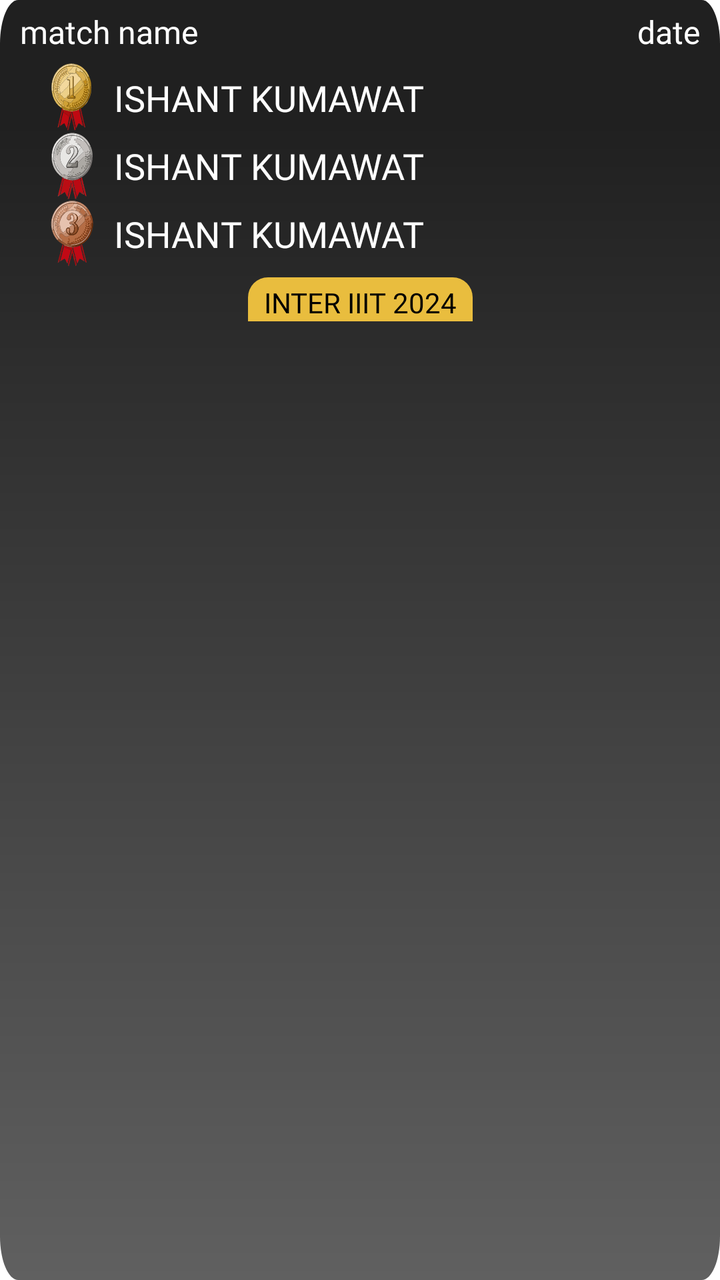
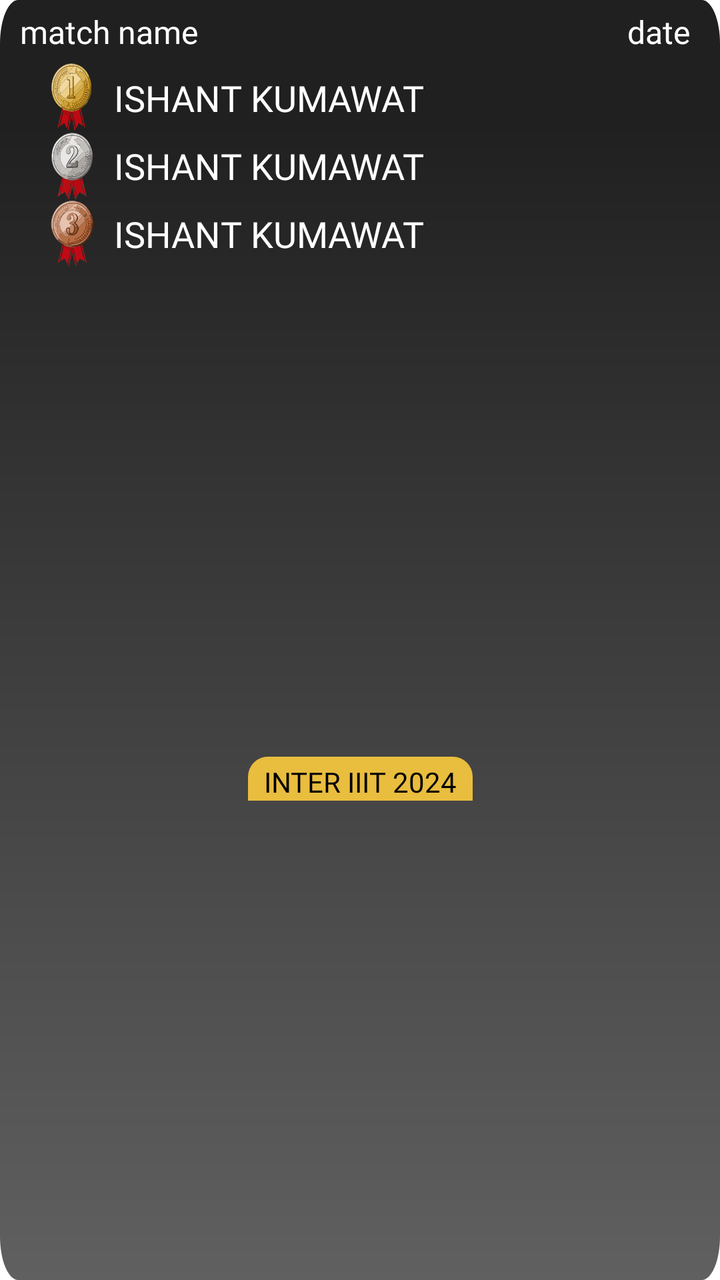

Before-and-after screenshots of an Android layout around one commit, followed by the original layout XML and the change that was made.
<!-- AndroidManifest.xml: application theme Theme.NavigationDrawer -->
<!-- res/layout/layout_atheletes.xml -->
<?xml version="1.0" encoding="utf-8"?>
<androidx.constraintlayout.widget.ConstraintLayout xmlns:android="http://schemas.android.com/apk/res/android"
    xmlns:app="http://schemas.android.com/apk/res-auto"
    android:layout_width="match_parent"
    android:layout_height="wrap_content"
    android:layout_marginHorizontal="10dp"
    android:layout_marginVertical="10dp"
    android:background="@drawable/fade3">

    <LinearLayout
        android:id="@+id/lay1"
        android:layout_width="match_parent"
        android:layout_height="wrap_content"
        android:orientation="horizontal"
        android:padding="5dp"
        android:weightSum="1"
        app:layout_constraintEnd_toEndOf="parent"
        app:layout_constraintStart_toStartOf="parent"
        app:layout_constraintTop_toTopOf="parent">

        <TextView
            android:id="@+id/matchName"
            android:layout_width="0dp"
            android:layout_height="wrap_content"
            android:layout_gravity="center_vertical"
            android:layout_weight="0.7"
            android:fontFamily="@font/poppins_semibold"
            android:gravity="center_vertical|start"
            android:hint="match name"
            android:paddingHorizontal="5dp"
            android:textAllCaps="true"
            android:textColor="#E9E9E9"
            android:textColorHint="@color/white"
            android:textSize="16dp" />

        <TextView
            android:id="@+id/date"
            android:layout_width="0dp"
            android:layout_height="wrap_content"
            android:layout_gravity="center_vertical"
            android:layout_weight="0.3"
            android:fontFamily="@font/poppins_semibold"
            android:gravity="center_vertical|end"
            android:hint="date"
            android:paddingHorizontal="5dp"
            android:textColor="#E9E9E9"
            android:textColorHint="@color/white"
            android:textSize="16dp" />
    </LinearLayout>

    
    
    
    
    
    

    
    
    
    
    
    
    
    
    
    
    
    

    <LinearLayout
        android:id="@id/layout"
        android:layout_width="match_parent"
        android:layout_height="wrap_content"
        android:layout_marginHorizontal="20dp"
        android:orientation="vertical"
        android:weightSum="3"
        app:layout_constraintEnd_toEndOf="parent"
        app:layout_constraintStart_toStartOf="parent"
        app:layout_constraintTop_toBottomOf="@id/lay1">

        <LinearLayout
            android:layout_width="match_parent"
            android:layout_height="0dp"
            android:layout_weight="1"
            android:orientation="horizontal"
            android:weightSum="1">

            <ImageView
                android:layout_width="0dp"
                android:layout_height="wrap_content"
                android:layout_gravity="center_vertical"
                android:layout_weight="0.1"
                android:src="@drawable/med1" />

            <TextView
                android:id="@+id/play1"
                android:layout_width="0dp"
                android:layout_height="match_parent"
                android:layout_weight="0.9"
                android:autoSizeMaxTextSize="20dp"
                android:drawablePadding="5dp"
                android:fontFamily="@font/poppins_medium"
                android:gravity="center_vertical"
                android:padding="5dp"
                android:text="ishant kumawat"
                android:textAllCaps="true"
                android:textColor="@color/white"
                android:textSize="18dp" />
        </LinearLayout>

        <LinearLayout
            android:layout_width="match_parent"
            android:layout_height="0dp"
            android:layout_weight="1"
            android:orientation="horizontal"
            android:weightSum="1">

            <ImageView
                android:layout_width="0dp"
                android:layout_height="wrap_content"
                android:layout_gravity="center_vertical"
                android:layout_weight="0.1"
                android:src="@drawable/med2" />

            <TextView
                android:id="@+id/play2"
                android:layout_width="0dp"
                android:layout_height="match_parent"
                android:layout_weight="0.9"
                android:autoSizeMaxTextSize="20dp"
                android:drawablePadding="5dp"
                android:fontFamily="@font/poppins_medium"
                android:gravity="center_vertical"
                android:padding="5dp"
                android:text="ishant kumawat"
                android:textAllCaps="true"
                android:textColor="@color/white"
                android:textSize="18dp" />
        </LinearLayout>

        <LinearLayout
            android:layout_width="match_parent"
            android:layout_height="0dp"
            android:layout_weight="1"
            android:orientation="horizontal"
            android:weightSum="1">

            <ImageView
                android:layout_width="0dp"
                android:layout_height="wrap_content"
                android:layout_gravity="center_vertical"
                android:layout_weight="0.1"
                android:src="@drawable/med3" />

            <TextView
                android:id="@+id/play3"
                android:layout_width="0dp"
                android:layout_height="match_parent"
                android:layout_weight="0.9"
                android:autoSizeMaxTextSize="20dp"
                android:drawablePadding="5dp"
                android:fontFamily="@font/poppins_medium"
                android:gravity="center_vertical"
                android:padding="5dp"
                android:text="ishant kumawat"
                android:textAllCaps="true"
                android:textColor="@color/white"
                android:textSize="18dp" />
        </LinearLayout>
    </LinearLayout>

    <TextView
        android:layout_width="wrap_content"
        android:layout_height="wrap_content"
        android:layout_marginTop="5dp"
        android:background="@drawable/backlesss"
        android:fontFamily="@font/poppins_medium"
        android:gravity="center|bottom"
        android:paddingHorizontal="8dp"
        android:paddingTop="3dp"
        android:text="inter iiit 2024"
        android:textAllCaps="true"
        android:textColor="@color/black"
        app:layout_constraintEnd_toEndOf="parent"
        app:layout_constraintStart_toStartOf="parent"
        app:layout_constraintTop_toBottomOf="@id/layout" />
</androidx.constraintlayout.widget.ConstraintLayout>
<!-- resources referenced by this layout -->
<resources>
  <color name="black">#FF000000</color>
  <color name="white">#FFFFFFFF</color>
  <!-- drawable backlesss (drawable) -->
  <?xml version="1.0" encoding="utf-8"?>
  <shape xmlns:android="http://schemas.android.com/apk/res/android">
      <solid android:color="#E9BD3E" /> 
  
      <corners
          android:topLeftRadius="10dp"
          android:topRightRadius="10dp" />
  </shape>
  <!-- drawable fade3 (drawable) -->
  <vector xmlns:android="http://schemas.android.com/apk/res/android"
      xmlns:aapt="http://schemas.android.com/aapt"
      android:width="400dp"
      android:height="293dp"
      android:viewportWidth="393"
      android:viewportHeight="293">
  
      <path android:pathData="M10,0h373c5.523,0 10,4.477 10,10v273c0,5.523 -4.477,10 -10,10h-373c-5.523,0 -10,-4.477 -10,-10v-273c0,-5.523 4.477,-10 10,-10Z">
          <aapt:attr name="android:fillColor">
              <gradient
                  android:endX="197"
                  android:endY="27.9"
                  android:startX="197"
                  android:startY="293"
                  android:type="linear">
                  <item
                      android:color="#606060"
                      android:offset="0" />
                  <item
                      android:color="#202020"
                      android:offset="1" />
              </gradient>
          </aapt:attr>
      </path>
  </vector>
  <!-- drawable med1: vector/xml drawable (drawable, 61481 chars, omitted) -->
  <!-- drawable med2: vector/xml drawable (drawable, 97928 chars, omitted) -->
  <!-- drawable med3: vector/xml drawable (drawable, 67109 chars, omitted) -->
  <style name="Theme.NavigationDrawer" parent="Theme.MaterialComponents.DayNight.NoActionBar">
          
          <item name="colorPrimary">#FFECA1</item>
          
      </style>
</resources>

<!-- the commit's change to res/layout/layout_atheletes.xml (unified diff, before → after) -->
@@ -42,7 +42,7 @@
             android:fontFamily="@font/poppins_semibold"
             android:gravity="center_vertical|end"
             android:hint="date"
-            android:paddingHorizontal="5dp"
+            android:paddingEnd="10dp"
             android:textColor="#E9E9E9"
             android:textColorHint="@color/white"
             android:textSize="16dp" />
@@ -182,6 +182,7 @@
         android:text="inter iiit 2024"
         android:textAllCaps="true"
         android:textColor="@color/black"
+        app:layout_constraintBottom_toBottomOf="parent"
         app:layout_constraintEnd_toEndOf="parent"
         app:layout_constraintStart_toStartOf="parent"
         app:layout_constraintTop_toBottomOf="@id/layout" />
